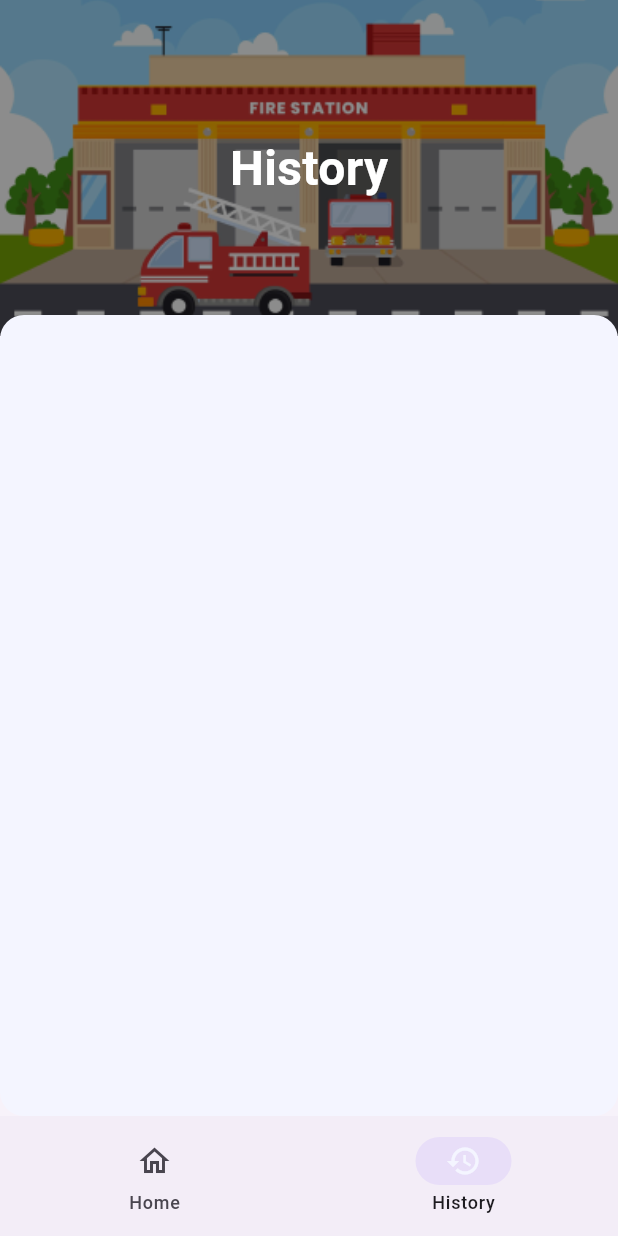
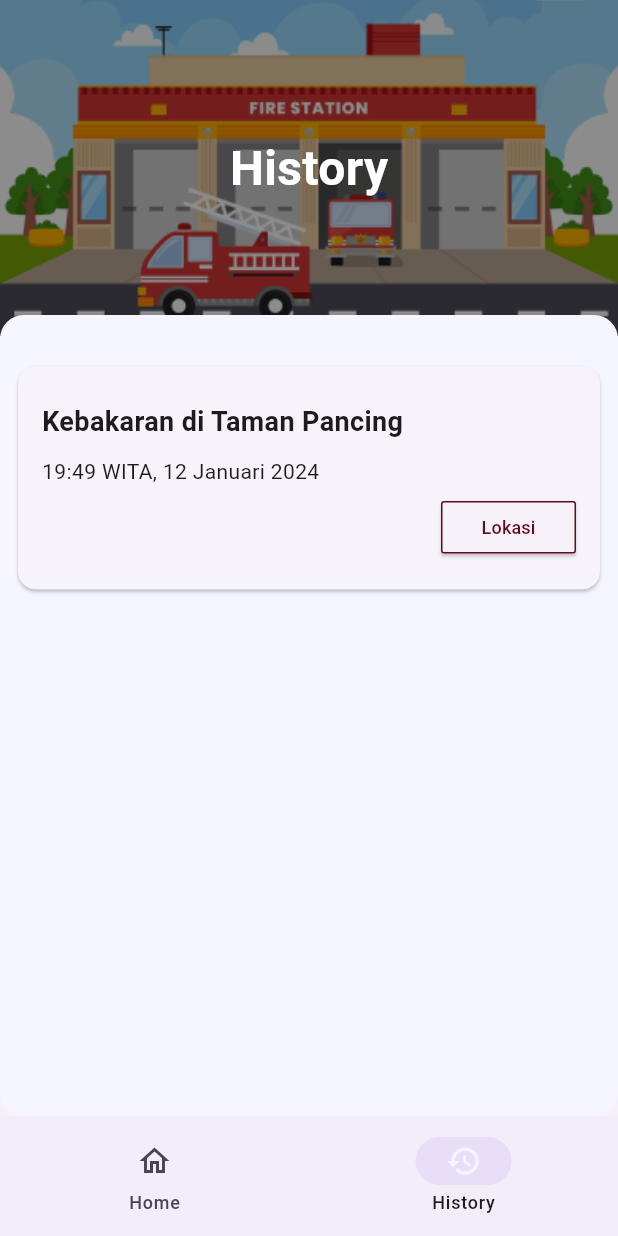
Before and after one commit to metot-technologies/firemate, a Flutter app: the screen it shows after launch, item 2 of the bottom bar chosen, on a phone screen of 412 x 824 dp. Run offline on Flutter 3.47's test engine with Material 3 defaults, Android fonts, the phone set to English and light mode, and no system bars; Roboto replaces fonts that are missing (SF pro Display).

Commit message:
style: styling history card

```diff
--- a/lib/main.dart
+++ b/lib/main.dart
@@ -1,5 +1,4 @@
 import 'package:firemate/screens/bottom_nav_bar.dart';
-import 'package:firemate/screens/home_screen.dart';
 import 'package:flutter/material.dart';
 import 'package:flutter/services.dart';
 
--- a/lib/screens/history_screen.dart
+++ b/lib/screens/history_screen.dart
@@ -1,3 +1,4 @@
+import 'package:firemate/widget/history_card.dart';
 import 'package:flutter/material.dart';
 
 class HistoryScreen extends StatefulWidget {
@@ -20,7 +21,7 @@ class _HistoryScreenState extends State<HistoryScreen> {
               color: const Color.fromRGBO(244, 245, 255, 1),
               borderRadius: BorderRadius.circular(16)),
           child: Column(
-            children: [],
+            children: [HistoryCard()],
           )),
       body: Container(
         width: MediaQuery.sizeOf(context).width,
--- a/lib/widget/history_card.dart
+++ b/lib/widget/history_card.dart
@@ -10,6 +10,53 @@ class HistoryCard extends StatefulWidget {
 class _HistoryCardState extends State<HistoryCard> {
   @override
   Widget build(BuildContext context) {
-    return Card();
+    return Card(
+      surfaceTintColor: Colors.white,
+      child: Container(
+        width: MediaQuery.sizeOf(context).width - 24,
+        padding: const EdgeInsets.symmetric(horizontal: 16.0, vertical: 24.0),
+        child: Column(
+          crossAxisAlignment: CrossAxisAlignment.start,
+          children: [
+            Text(
+              "Kebakaran di Taman Pancing",
+              style: TextStyle(fontSize: 18.0, fontWeight: FontWeight.bold),
+            ),
+            SizedBox(height: 10),
+            Text(
+              "19:49 WITA, 12 Januari 2024",
+              style: TextStyle(fontSize: 14.0, fontWeight: FontWeight.w400),
+            ),
+            SizedBox(height: 10),
+            Row(
+              mainAxisAlignment: MainAxisAlignment.spaceBetween,
+              children: [
+                SizedBox(),
+                SizedBox(
+                  width: 90.0,
+                  height: 35.0,
+                  child: ElevatedButton(
+                      onPressed: () => {},
+                      child: Text(
+                        "Lokasi",
+                        style: TextStyle(
+                            color: Color.fromRGBO(100, 12, 27, 1),
+                            fontSize: 12),
+                      ),
+                      style: ButtonStyle(
+                          shape:
+                              MaterialStateProperty.all<RoundedRectangleBorder>(
+                                  RoundedRectangleBorder(
+                                      borderRadius: BorderRadius.circular(2),
+                                      side: BorderSide(
+                                          color: Color.fromRGBO(100, 12, 27, 1),
+                                          width: 1.0))))),
+                ),
+              ],
+            )
+          ],
+        ),
+      ),
+    );
   }
 }
--- a/lib/widget/warning_card.dart
+++ b/lib/widget/warning_card.dart
@@ -13,8 +13,7 @@ class _WarningCardState extends State<WarningCard> {
     return Card(
       child: Container(
         width: MediaQuery.sizeOf(context).width - 24,
-        height: 152.0,
-        padding: const EdgeInsets.symmetric(horizontal: 16.0),
+        padding: const EdgeInsets.symmetric(horizontal: 16.0, vertical: 24.0),
         decoration: BoxDecoration(
             borderRadius: BorderRadius.circular(8.0),
             image: const DecorationImage(
```
